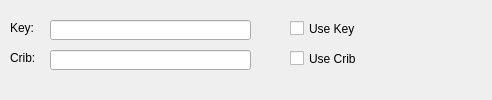
Old version of the form Code Breaking/CodeBreakerGUI/SimpleSubstitution.ui in the repository jamesh1999/Misc-Programming.
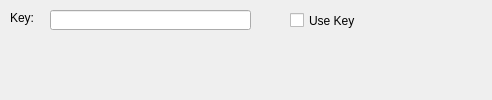
New version of the form.

```diff
--- a/Code Breaking/CodeBreakerGUI/SimpleSubstitution.ui
+++ b/Code Breaking/CodeBreakerGUI/SimpleSubstitution.ui
@@ -35,43 +35,20 @@
    <property name="geometry">
     <rect>
      <x>290</x>
-     <y>20</y>
+     <y>10</y>
      <width>70</width>
-     <height>17</height>
+     <height>21</height>
     </rect>
    </property>
    <property name="text">
     <string>Use Key</string>
    </property>
   </widget>
-  <widget class="QLineEdit" name="crib">
-   <property name="geometry">
-    <rect>
-     <x>50</x>
-     <y>50</y>
-     <width>201</width>
-     <height>20</height>
-    </rect>
-   </property>
-  </widget>
-  <widget class="QCheckBox" name="use_crib">
-   <property name="geometry">
-    <rect>
-     <x>290</x>
-     <y>50</y>
-     <width>70</width>
-     <height>17</height>
-    </rect>
-   </property>
-   <property name="text">
-    <string>Use Crib</string>
-   </property>
-  </widget>
   <widget class="QLineEdit" name="key">
    <property name="geometry">
     <rect>
      <x>50</x>
-     <y>20</y>
+     <y>10</y>
      <width>201</width>
      <height>20</height>
     </rect>
@@ -81,7 +58,7 @@
    <property name="geometry">
     <rect>
      <x>10</x>
-     <y>20</y>
+     <y>10</y>
      <width>47</width>
      <height>16</height>
     </rect>
@@ -90,19 +67,6 @@
     <string>Key:</string>
    </property>
   </widget>
-  <widget class="QLabel" name="label_6">
-   <property name="geometry">
-    <rect>
-     <x>10</x>
-     <y>50</y>
-     <width>47</width>
-     <height>16</height>
-    </rect>
-   </property>
-   <property name="text">
-    <string>Crib:</string>
-   </property>
-  </widget>
  </widget>
  <resources/>
  <connections/>
```
